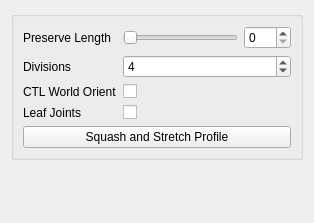
michaelharmonart/y-rig, file shifter/components/y_spine_01/settingsUI.ui: the form before one commit.
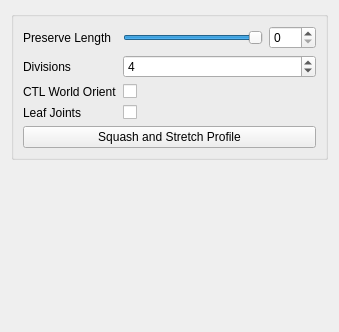
The form after the commit.

Commit message: fix spinbox and slider connection in spine UI

The edit to the form file:
```diff
--- a/shifter/components/y_spine_01/settingsUI.ui
+++ b/shifter/components/y_spine_01/settingsUI.ui
@@ -6,8 +6,8 @@
    <rect>
     <x>0</x>
     <y>0</y>
-    <width>314</width>
-    <height>223</height>
+    <width>339</width>
+    <height>332</height>
    </rect>
   </property>
   <property name="windowTitle">
@@ -40,6 +40,9 @@
           <property name="maximum">
            <number>100</number>
           </property>
+          <property name="sliderPosition">
+           <number>100</number>
+          </property>
           <property name="orientation">
            <enum>Qt::Orientation::Horizontal</enum>
           </property>
```
Left out of the diff: 6 changed lines with no effect on the pictures. The commit also changes 1 other file.
